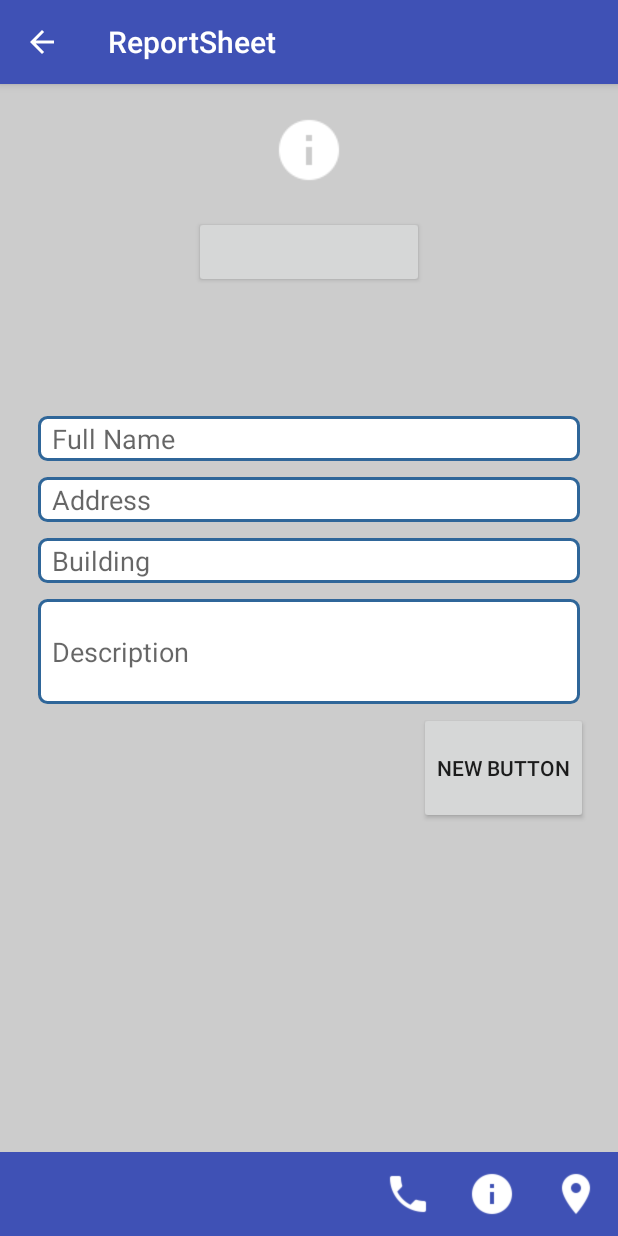
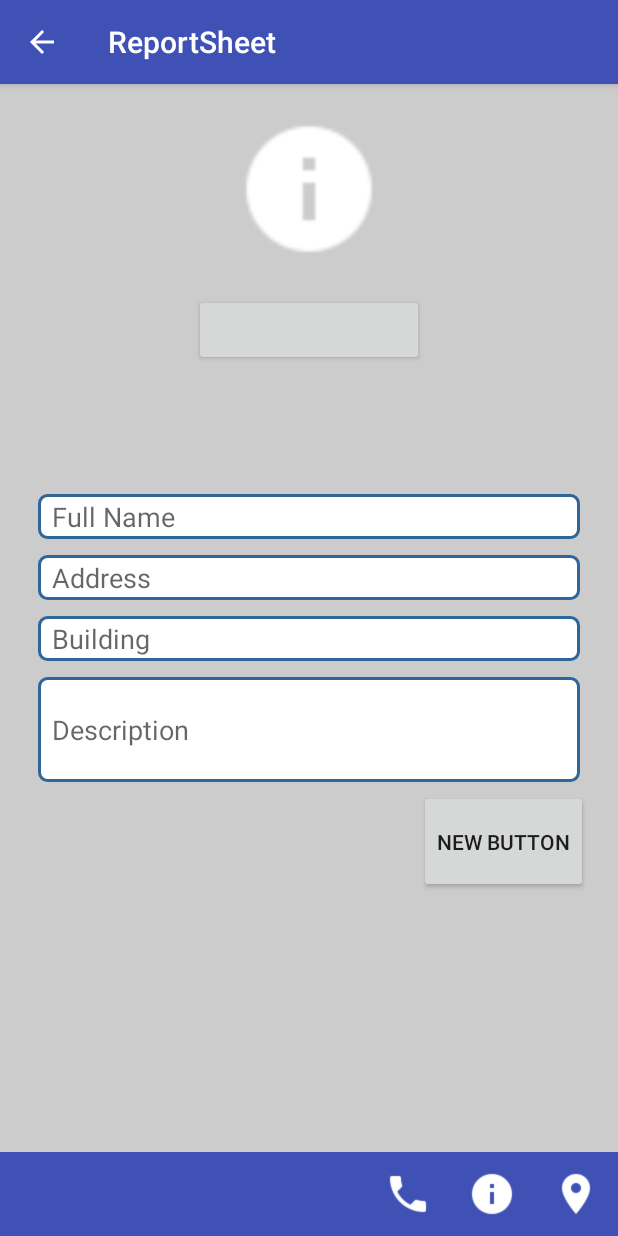
Before and after one commit to edorkacerja/Emergency-app-, an Android app: the ReportSheet screen opened directly, with no data from a screen before it, after a tap on an icon or button, on a phone screen of 412 x 824 dp. Run offline under Robolectric (Android 15) with nearby library versions, the phone set to English and light mode, and no system bars; our stand-ins replace Picasso.

Commit message:
fixed image uploading handling

```diff
--- a/app/build.gradle
+++ b/app/build.gradle
@@ -25,4 +25,5 @@ dependencies {
     compile 'com.android.support:appcompat-v7:23.2.0'
     compile 'com.android.support:design:23.2.0'
     compile 'com.google.android.gms:play-services:8.4.0'
+    compile 'com.squareup.picasso:picasso:2.5.2'
 }
--- a/app/src/main/java/com/example/acerpc/emergencyapp/ReportSheet.java
+++ b/app/src/main/java/com/example/acerpc/emergencyapp/ReportSheet.java
@@ -12,13 +12,16 @@ import android.widget.ImageView;
 import android.widget.TextView;
 import android.widget.Toast;
 
+import com.squareup.picasso.Picasso;
+
 public class ReportSheet extends AppCompatActivity implements View.OnClickListener {
 
+    private int PICK_IMAGE_REQUEST = 1;
 
     TextView fullNameTextV, addressTextV, buildingTextV, descriptionTextV, reasonReportSheet;
     Button btnSend, btnAttachment;
     String fullName, address, building, description, attachmentFile, reason, email;
-    ImageView imageView;
+    ImageView profilePic;
     Uri URI = null;
 
     private static final int PICK_FROM_GALLERY = 101;
@@ -39,6 +42,7 @@ public class ReportSheet extends AppCompatActivity implements View.OnClickListen
         descriptionTextV = (TextView) findViewById(R.id.descriptionText);
         btnSend = (Button) findViewById(R.id.btnSend);
         btnAttachment = (Button) findViewById(R.id.btnAttachment);
+        profilePic = (ImageView) findViewById(R.id.profilePicture);
 
 
         reason = getIntent().getStringExtra("reason");
@@ -122,13 +126,24 @@ public class ReportSheet extends AppCompatActivity implements View.OnClickListen
 
     public void openGallery() {
         Intent intent = new Intent();
+        // Show only images, no videos or anything else
         intent.setType("image/*");
         intent.setAction(Intent.ACTION_GET_CONTENT);
-        intent.putExtra("return-data", true);
-        startActivityForResult(
-                Intent.createChooser(intent, "Complete action using"),
-                PICK_FROM_GALLERY);
+        // Always show the chooser (if there are multiple options available)
+        startActivityForResult(Intent.createChooser(intent, "Select Picture"), PICK_IMAGE_REQUEST);
 
+    }
+
+    @Override
+    protected void onActivityResult(int requestCode, int resultCode, Intent data) {
+        super.onActivityResult(requestCode, resultCode, data);
+
+        if (requestCode == PICK_IMAGE_REQUEST && resultCode == RESULT_OK && data != null && data.getData() != null) {
+
+            Uri uri = data.getData();
+
+            Picasso.with(getBaseContext()).load(uri).fit().centerInside().into(profilePic);
+        }
     }
 
 
--- a/app/src/main/res/layout/content_report_sheet.xml
+++ b/app/src/main/res/layout/content_report_sheet.xml
@@ -28,13 +28,14 @@
         android:layout_above="@+id/toolbar_bottom"
         android:background="#CCC">
 
+        <ImageView
+            android:layout_width="100dp"
+            android:layout_height="100dp"
+            android:src="@drawable/ic_info_white_24dp"
+            android:id="@+id/profilePicture"
 
-        <ImageView
-            android:layout_width="wrap_content"
-            android:layout_height="wrap_content"
-            android:src="@drawable/ic_info_white_24dp"
-            android:id="@+id/imageView2"
-            android:layout_gravity="center_horizontal" />
+            android:layout_gravity="center_horizontal"
+            android:scaleType="fitCenter"/>
 
         <Button
             android:id="@+id/btnAttachment"
```
